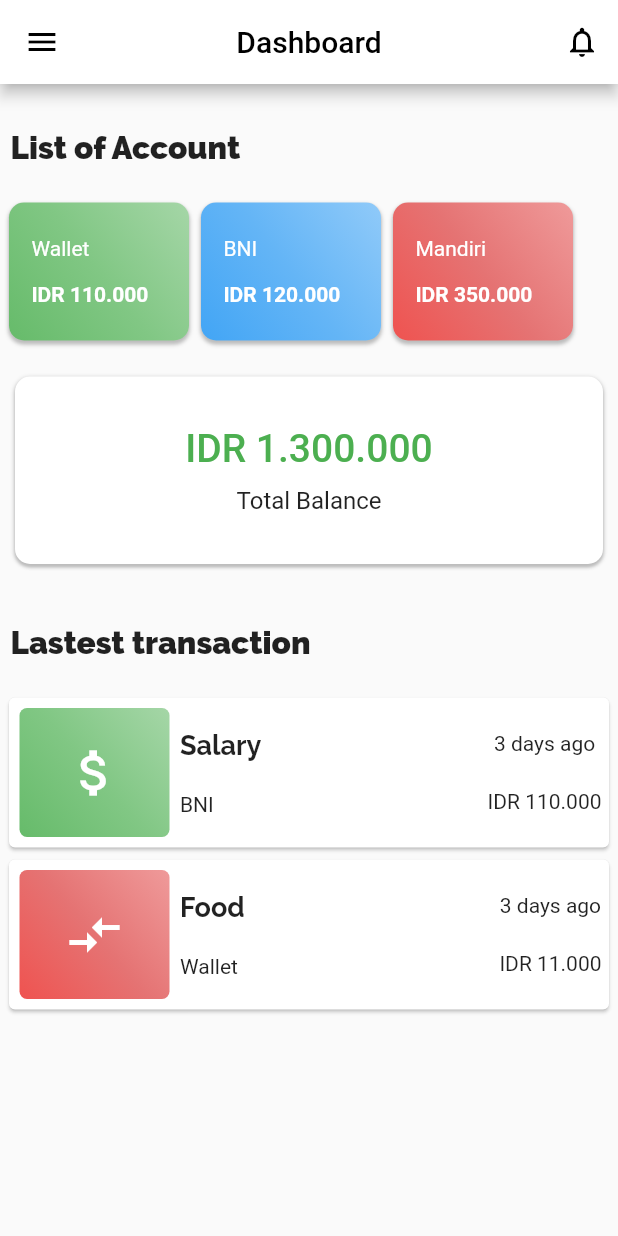
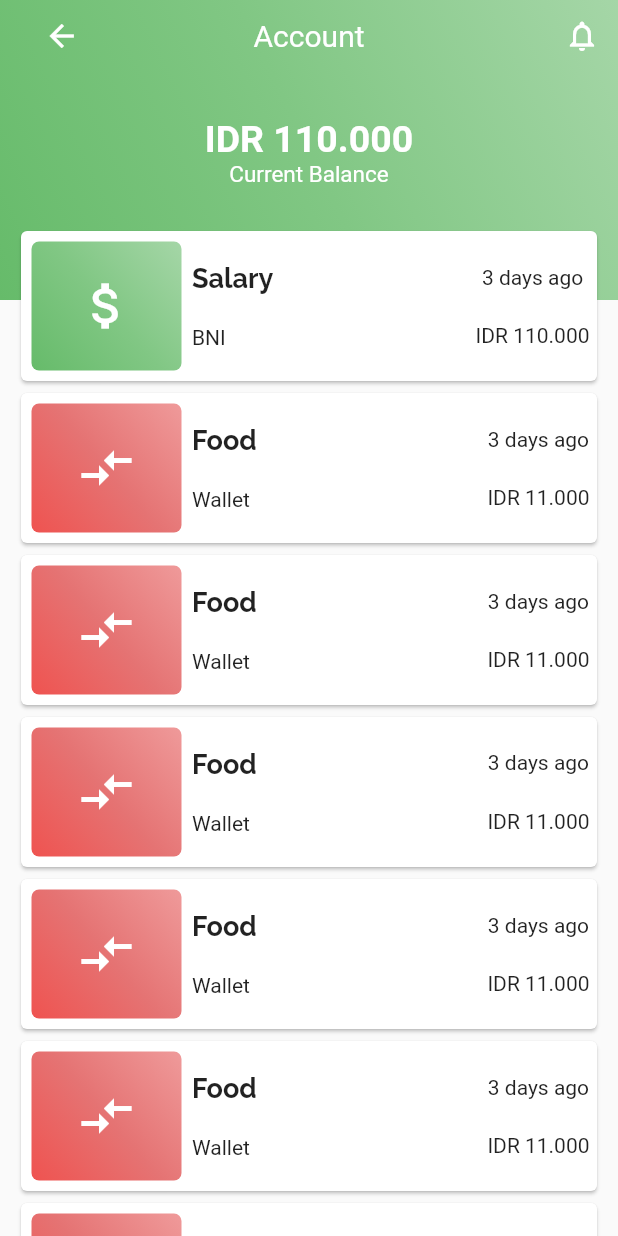
Before and after one commit to alaraiabdiallah/simple-finance-app, a Flutter app: the screen it shows after launch, after a tap on "Wallet", on a phone screen of 412 x 824 dp. Run offline on Flutter 3.47's test engine with Material 2 defaults, Android fonts, the phone set to English and light mode, and no system bars; our stand-ins replace flutter_money_formatter.

Commit message:
Account details

```diff
--- /dev/null
+++ b/lib/components/AppBarCustom.dart
@@ -0,0 +1,120 @@
+
+import 'package:flutter/material.dart';
+
+AppBar customAppBar({String title, String type}){
+  return AppBar(
+    centerTitle: true,
+    backgroundColor: Colors.white,
+    title: Text(title, style: TextStyle(color: Colors.black)),
+    leading: _appBarLeading(),
+    actions: <Widget>[
+      IconButton(
+        icon: Icon(Icons.notifications_none),
+        color: Colors.black,
+        onPressed: (){
+          print("Bell Tapped");
+        },
+      )
+    ],
+  );
+}
+
+AppBar customAppBarWithBack({String title, BuildContext ctx}){
+  return AppBar(
+    centerTitle: true,
+    backgroundColor: Colors.white,
+    title: Text(title, style: TextStyle(color: Colors.black)),
+    leading: _appBarLeadingBack(ctx),
+    actions: <Widget>[
+      IconButton(
+        icon: Icon(Icons.notifications_none),
+        color: Colors.black,
+        onPressed: (){
+          print("Bell Tapped");
+        },
+      )
+    ],
+  );
+}
+
+class TransparentAppBar extends StatelessWidget{
+
+
+  final String title;
+
+  const TransparentAppBar({Key key, this.title}) : super(key: key);
+
+  @override
+  Widget build(BuildContext context) {
+
+    return Container(
+      child: Row(
+        children: <Widget>[
+          _leading(context),
+          _title(),
+          _actions()
+        ]
+      )
+    );
+  }
+  Widget _title(){
+    return Expanded(
+      flex: 3,
+      child: Center(
+        child: Text(title, style: TextStyle(color: Colors.white, fontSize: 20),),
+      ),
+    );
+  }
+
+  Widget _leading(BuildContext ctx){
+    return Expanded(
+      flex: 1,
+      child: IconButton(
+        color: Colors.white,
+        icon: Icon(Icons.arrow_back),
+        onPressed: () {
+          Navigator.pop(ctx);
+        },
+      )
+    );
+  }
+
+  Widget _actions(){
+    return Expanded(
+      flex: 1,
+      child: Row(
+        mainAxisAlignment: MainAxisAlignment.end,
+        children: <Widget>[
+          IconButton(
+            icon: Icon(Icons.notifications_none),
+            color: Colors.white,
+            onPressed: (){
+              print("Bell Tapped");
+            },
+          )
+        ],
+      ),
+    );
+  }
+
+}
+
+Widget _appBarLeading(){
+    return IconButton(
+      color: Colors.black,
+      icon: Icon(Icons.menu),
+      onPressed: () {
+        print("menu pressed");
+      },
+    );
+  }
+
+Widget _appBarLeadingBack(BuildContext ctx){
+  return IconButton(
+    color: Colors.black,
+    icon: Icon(Icons.arrow_back),
+    onPressed: () {
+      Navigator.pop(ctx);
+    },
+  );
+}
--- /dev/null
+++ b/lib/components/GradientColor.dart
@@ -0,0 +1,40 @@
+
+
+import 'package:flutter/material.dart';
+
+List<Color> GradientColor(String color){
+  List<Color> colors;
+  if (color == "blue") {
+     colors = [
+      Colors.blue[400],
+      Colors.blue[300],
+      Colors.blue[200],
+    ];
+   }else if(color == "green"){
+     colors = [
+      Colors.green[400],
+      Colors.green[300],
+      Colors.green[200]
+    ];
+   }else if(color == "red"){
+     colors = [
+      Colors.red[400],
+      Colors.red[300],
+      Colors.red[200]
+    ];
+   }else{
+     colors = [
+      Colors.grey[400],
+      Colors.grey[200]
+    ];
+   }
+  return colors;
+}
+
+LinearGradient definedGradient(String color){
+  return LinearGradient(
+      begin: Alignment.bottomLeft,
+      end: Alignment.topRight,
+      colors: GradientColor(color)
+  );
+}
--- a/lib/data/dummy.dart
+++ b/lib/data/dummy.dart
@@ -10,4 +10,9 @@ List<Account> accounts = [
 List<Transaction> trxs = [
   Transaction(id:1,name:"Salary", type: "Income",amount: 110000, accountName: "BNI"),
   Transaction(id:2,name:"Food", type: "Outcome",amount: 11000, accountName: "Wallet"),
+  Transaction(id:2,name:"Food", type: "Outcome",amount: 11000, accountName: "Wallet"),
+  Transaction(id:2,name:"Food", type: "Outcome",amount: 11000, accountName: "Wallet"),
+  Transaction(id:2,name:"Food", type: "Outcome",amount: 11000, accountName: "Wallet"),
+  Transaction(id:2,name:"Food", type: "Outcome",amount: 11000, accountName: "Wallet"),
+  Transaction(id:2,name:"Food", type: "Outcome",amount: 11000, accountName: "Wallet"),
 ];
--- /dev/null
+++ b/lib/screens/accountDetail.dart
@@ -0,0 +1,187 @@
+import 'package:finance/components/AppBarCustom.dart';
+import 'package:finance/components/GradientColor.dart';
+import 'package:finance/data/dummy.dart';
+import 'package:finance/helpers/moneyformat.dart';
+import 'package:finance/models/account.dart';
+import 'package:finance/models/transaction.dart';
+import 'package:flutter/material.dart';
+
+class AccountDetail extends StatefulWidget {
+  AccountDetail({Key key, this.account}) : super(key: key);
+
+  final Account account;
+
+  @override
+  _AccountDetail createState() => _AccountDetail();
+}
+
+class _AccountDetail extends State<AccountDetail> {
+
+  final String _title = "Account";
+
+  bool _appBarVisible = false;
+
+  ScrollController _scrollController;
+
+  _scrollListener(){
+    bool visible;
+    if(_scrollController.offset >= 100){
+      visible = true;
+    }else{
+      visible = false;
+    }
+
+    setState(() {
+      _appBarVisible = visible;
+    });
+  }
+
+  @override
+  void initState() {
+    _scrollController = ScrollController();
+    _scrollController.addListener(_scrollListener);
+    // super.initState();
+  }
+
+
+  @override
+  Widget build(BuildContext context) {
+    return Scaffold(
+      appBar: _appBarVisible ? customAppBarWithBack(title: _title) : null,
+      body: Container(
+        child: ListView(
+          controller: _scrollController,
+          children: <Widget>[
+            Stack(
+              children: <Widget>[
+                _head(),
+                Container(
+                  margin: EdgeInsets.only(
+                    top: 150
+                  ),
+                  padding: EdgeInsets.only(
+                    left: 10,
+                    right: 10
+                  ),
+                  child: Column(
+                    children: <Widget>[
+                      ..._transactions()
+                    ],
+                  ),
+                ),
+              ],
+            )
+
+          ],
+        ),
+      ),
+    );
+  }
+
+  Widget _head(){
+    return Container(
+      decoration: BoxDecoration(
+        gradient: definedGradient(widget.account.color),
+      ),
+      constraints: BoxConstraints(maxHeight: 200),
+      child: Column(
+        children: <Widget>[
+          TransparentAppBar(title: _title),
+          Container(
+            margin: EdgeInsets.only(
+              top: 30,
+            ),
+            child: Column(
+              children: <Widget>[
+                Text(moneyFormat(widget.account.amount),style: TextStyle(color: Colors.white, fontSize: 25, fontWeight: FontWeight.bold)),
+                Text("Current Balance",style: TextStyle(color: Colors.white, fontSize: 15))
+              ],
+            ),
+          )
+        ],
+      ),
+    );
+  }
+
+  List<Widget> _transactions(){
+    return trxs.map((trx){
+      return trxItem(trx);
+    }).toList();
+  }
+
+  Widget trxItem(Transaction trx){
+    return Card(
+        child: new InkWell(
+          onTap: (){
+            print("Tapped");
+          },
+          child: Container(
+            width: double.infinity,
+            height: 100,
+            child: Row(
+              children: <Widget>[
+                trxType(trx),
+                Expanded(
+                  flex: 2,
+                  child: trxText(trx),
+                ),
+                trxDet(trx)
+              ],
+            )
+          ),
+        )
+    );
+  }
+
+  Widget trxDet(Transaction trx){
+    return Padding(
+      padding: EdgeInsets.only(
+        right: 5
+      ),
+      child: Column(
+        mainAxisAlignment: MainAxisAlignment.spaceEvenly,
+        children: <Widget>[
+          Text("3 days ago"),
+          Text(moneyFormat(trx.amount))
+        ],
+      )
+    );
+  }
+
+  Widget trxType(Transaction trx){
+    String color;
+    IconData icon;
+    if(trx.type == "Income"){
+      color = "green";
+      icon  = Icons.attach_money;
+    }else{
+      color = "red";
+      icon  = Icons.compare_arrows;
+    }
+    return Container(
+      margin: EdgeInsets.all(7),
+      decoration: new BoxDecoration(
+        gradient: definedGradient(color),
+        borderRadius: BorderRadius.all(Radius.circular(5))
+      ),
+      width: 100,
+      height: double.infinity,
+      child: Icon(icon,size: 40,color: Colors.white,),
+    );
+  }
+
+  Widget trxText(Transaction trx){
+    return Column(
+      crossAxisAlignment: CrossAxisAlignment.start,
+      mainAxisAlignment: MainAxisAlignment.spaceEvenly,
+      children: <Widget>[
+        Text(trx.name, style: TextStyle(
+          fontSize: 18,
+          fontWeight: FontWeight.bold,
+          fontFamily: "Raleway"
+        )),
+        Text(trx.accountName),
+      ],
+    );
+  }
+}
--- a/lib/screens/home.dart
+++ b/lib/screens/home.dart
@@ -1,3 +1,6 @@
+import 'package:finance/components/AppBarCustom.dart';
+import 'package:finance/components/GradientColor.dart';
+import 'package:finance/screens/accountDetail.dart';
 import 'package:flutter/material.dart';
 
 import 'package:finance/data/dummy.dart';
@@ -18,21 +21,7 @@ class _MyHomePageState extends State<MyHomePage> {
   @override
   Widget build(BuildContext context) {
     return Scaffold(
-      appBar: AppBar(
-        centerTitle: true,
-        backgroundColor: Colors.white,
-        title: Text(widget.title, style: TextStyle(color: Colors.black)),
-        leading: _appBarLeading(),
-        actions: <Widget>[
-          IconButton(
-            icon: Icon(Icons.notifications_none),
-            color: Colors.black,
-            onPressed: (){
-              print("Bell Tapped");
-            },
-          )
-        ],
-      ),
+      appBar: customAppBar(title: widget.title),
       body: Container(
         child: ListView(
           children: <Widget>[
@@ -44,18 +33,6 @@ class _MyHomePageState extends State<MyHomePage> {
       ),
     );
   }
-
-
-  Widget _appBarLeading(){
-    return IconButton(
-          color: Colors.black,
-          icon: Icon(Icons.menu),
-          onPressed: () {
-            print("menu pressed");
-          },
-    );
-  }
-
 }
 class BalanceContainer extends StatelessWidget {
   BalanceContainer({Key key, this.balance}) : super(key: key);
@@ -114,8 +91,11 @@ class AccountList extends StatelessWidget {
 
   AccountList({List<Account> accounts});
 
+  BuildContext _ctx;
+
   @override
   Widget build(BuildContext context) {
+    _ctx = context;
     return Container(
       padding: const EdgeInsets.fromLTRB(2, 10, 2, 10),
       child: Column(
@@ -146,40 +126,9 @@ class AccountList extends StatelessWidget {
       maxHeight: 80
     );
 
-   List<Color> colors;
-
-   if (account.color == "blue") {
-     colors = [
-      Colors.blue[400],
-      Colors.blue[300],
-      Colors.blue[200],
-    ];
-   }else if(account.color == "green"){
-     colors = [
-      Colors.green[400],
-      Colors.green[300],
-      Colors.green[200]
-    ];
-   }else if(account.color == "red"){
-     colors = [
-      Colors.red[400],
-      Colors.red[300],
-      Colors.red[200]
-    ];
-   }else{
-     colors = [
-      Colors.grey[400],
-      Colors.grey[200]
-    ];
-   }
-
     BoxDecoration cardDecor = BoxDecoration(
       borderRadius: BorderRadius.all(Radius.circular(10)),
-      gradient: LinearGradient(
-          begin: Alignment.bottomLeft,
-          end: Alignment.topRight,
-          colors: colors
-      ),
+      gradient: definedGradient(account.color),
       boxShadow: [
         new BoxShadow(
           color: Colors.grey[400],
@@ -196,7 +145,10 @@ class AccountList extends StatelessWidget {
           ),
         child: new InkWell(
           onTap: (){
-            print("Tapped");
+            Navigator.push(
+              _ctx,
+              MaterialPageRoute(builder: (_ctx) => AccountDetail(account: account,)),
+            );
           },
           child: Container(
             decoration: cardDecor,
@@ -289,31 +241,19 @@ class LastTransaction extends StatelessWidget {
   }
 
   Widget trxType(Transaction trx){
-    List<Color> colors;
+    String color;
     IconData icon;
     if(trx.type == "Income"){
-      colors = [
-        Colors.green[400],
-        Colors.green[300],
-        Colors.green[200]
-      ];
+      color = "green";
       icon  = Icons.attach_money;
     }else{
-      colors = [
-        Colors.red[400],
-        Colors.red[300],
-        Colors.red[200]
-      ];
+      color = "red";
       icon  = Icons.compare_arrows;
     }
     return Container(
       margin: EdgeInsets.all(7),
       decoration: new BoxDecoration(
-        gradient: LinearGradient(
-          begin: Alignment.bottomLeft,
-          end: Alignment.topRight,
-          colors: colors
-        ),
+        gradient: definedGradient(color),
         borderRadius: BorderRadius.all(Radius.circular(5))
       ),
       width: 100,
```
